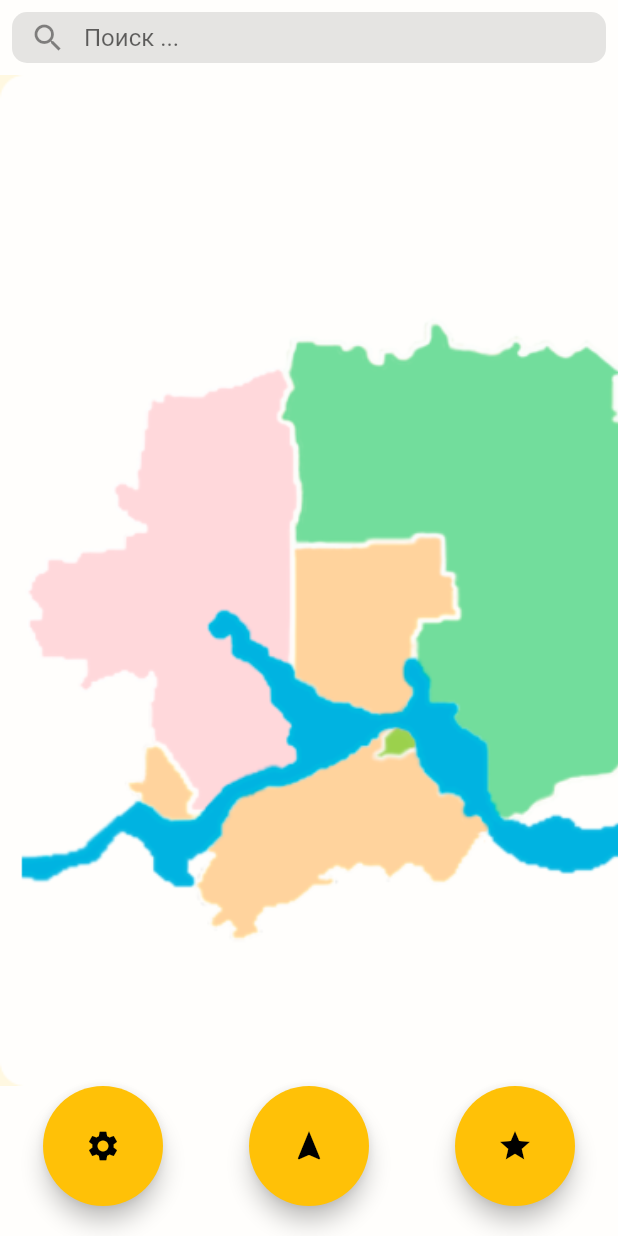
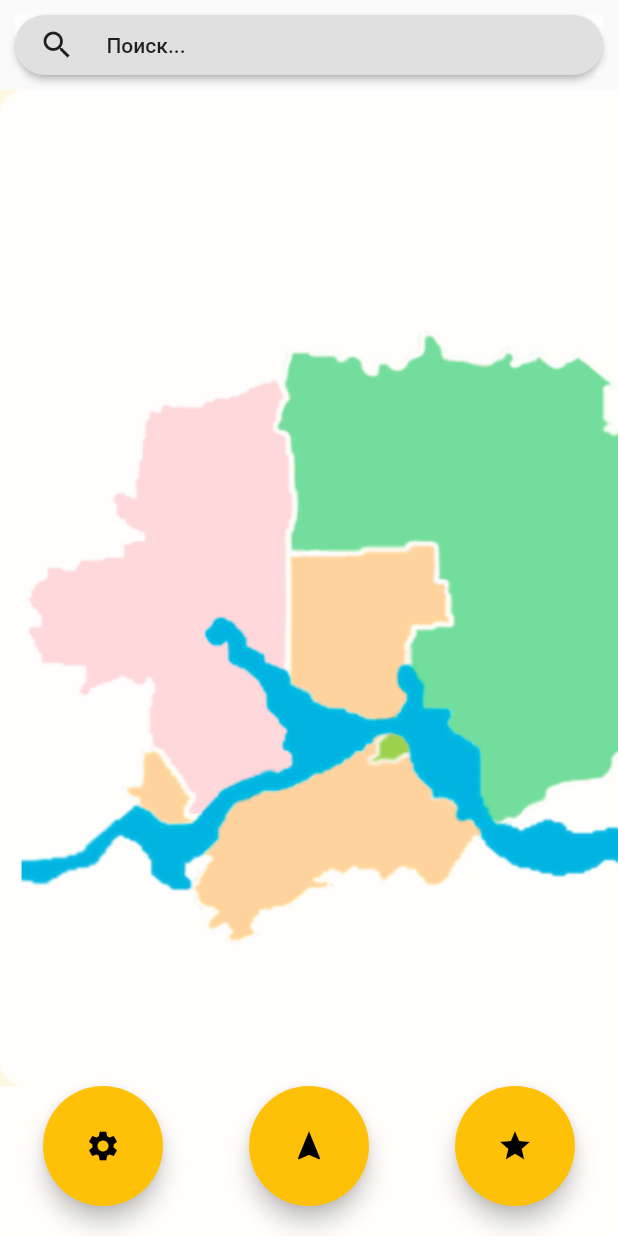
Before and after one commit to f1reworker/Wel-omeToMariEl, a Flutter app: the screen it shows after launch, on a phone screen of 412 x 824 dp. Run offline on Flutter 3.47's test engine with Material 2 defaults, Android fonts, the phone set to English and light mode, and no system bars.

Commit message:
Added search window

```diff
--- a/lib/main.dart
+++ b/lib/main.dart
@@ -1,5 +1,5 @@
 import 'package:flutter/material.dart';
-//import 'package:photo_view/photo_view.dart';
+import 'package:welcome_to_mari_el/searchBar.dart';
 
 void main() => runApp(MyApp());
 
@@ -17,7 +17,11 @@ class MyApp extends StatelessWidget {
         //  Theme.of(context).textTheme,
         // ),
       ),
-      home: HomePage(),
+      initialRoute: '/',
+      routes: {
+        '/': (context) => HomePage(),
+        '/second': (context) => SearchList(),
+      },
     );
   }
 }
@@ -31,7 +35,7 @@ class HomePage extends StatelessWidget {
       body: Container(
         child: Column(
           children: <Widget>[
-            SearchBar(),
+            SearchButton(),
             Flexible(child: Map()),
             Buttons(),
           ],
@@ -41,30 +45,31 @@ class HomePage extends StatelessWidget {
   }
 }
 
-class SearchBar extends StatelessWidget {
-  final void Function(String) onTextChange;
-
-  SearchBar({this.onTextChange});
-
+class SearchButton extends StatelessWidget {
   @override
   Widget build(BuildContext context) {
     return Container(
-        decoration: BoxDecoration(
-          color: PrimaryColor,
-        ),
-        height: 50,
-        padding: EdgeInsets.all(8),
-        child: TextField(
-            onChanged: onTextChange,
-            decoration: InputDecoration(
-                fillColor: Colors.black.withOpacity(0.1),
-                filled: true,
-                prefixIcon: Icon(Icons.search),
-                hintText: 'Поиск ...',
-                border: OutlineInputBorder(
-                    borderRadius: BorderRadius.circular(10),
-                    borderSide: BorderSide.none),
-                contentPadding: EdgeInsets.zero)));
+      height: 40,
+      width: MediaQuery.of(context).size.width,
+      margin: const EdgeInsets.symmetric(
+        horizontal: 10,
+        vertical: 10,
+      ),
+      decoration: BoxDecoration(
+        color: PrimaryColor,
+      ),
+      child: RaisedButton(
+        onPressed: () {
+          Navigator.pushNamed(context, '/second');
+        },
+        shape: RoundedRectangleBorder(
+            borderRadius: new BorderRadius.circular(40.0)),
+        child: Row(children: [
+          Icon(Icons.search),
+          Text("      Поиск..."),
+        ]),
+      ),
+    );
   }
 }
 
@@ -76,7 +81,7 @@ class Map extends StatelessWidget {
       width: MediaQuery.of(context).size.width,
       color: Colors.amber[50],
       child: ListView(
-        scrollDirection: Axis.horizontal, // <-- Like so
+        scrollDirection: Axis.horizontal,
         children: <Widget>[
           new Image.asset(
             'assets/images/map.png',
@@ -106,6 +111,7 @@ class Buttons extends StatelessWidget {
             width: 80,
             margin: EdgeInsets.only(bottom: 20),
             child: FloatingActionButton(
+              heroTag: null,
               child: Icon(Icons.settings),
               onPressed: () {},
             ),
@@ -118,6 +124,7 @@ class Buttons extends StatelessWidget {
             width: 80,
             margin: EdgeInsets.only(bottom: 20),
             child: FloatingActionButton(
+              heroTag: null,
               child: Icon(Icons.navigation),
               onPressed: () {},
             ),
@@ -130,6 +137,7 @@ class Buttons extends StatelessWidget {
             width: 80,
             margin: EdgeInsets.only(bottom: 20),
             child: FloatingActionButton(
+              heroTag: null,
               child: Icon(Icons.star),
               onPressed: () {},
             ),
```
Also changed, not shown: lib/searchBar.dart (added, +153 -0 lines).
